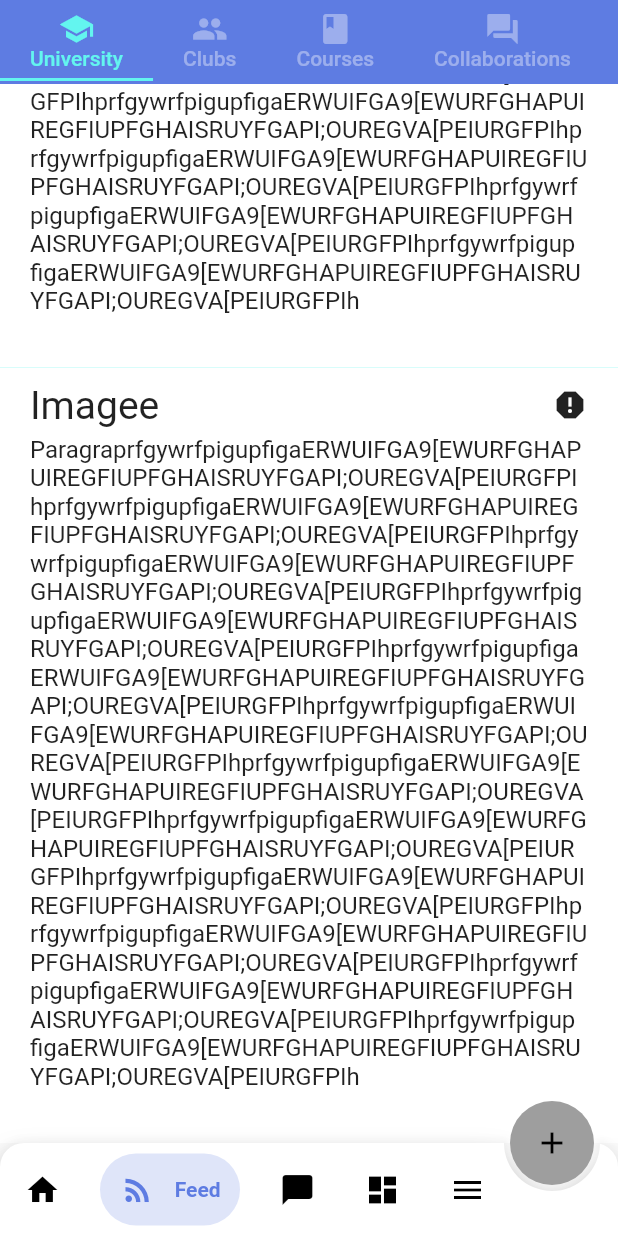
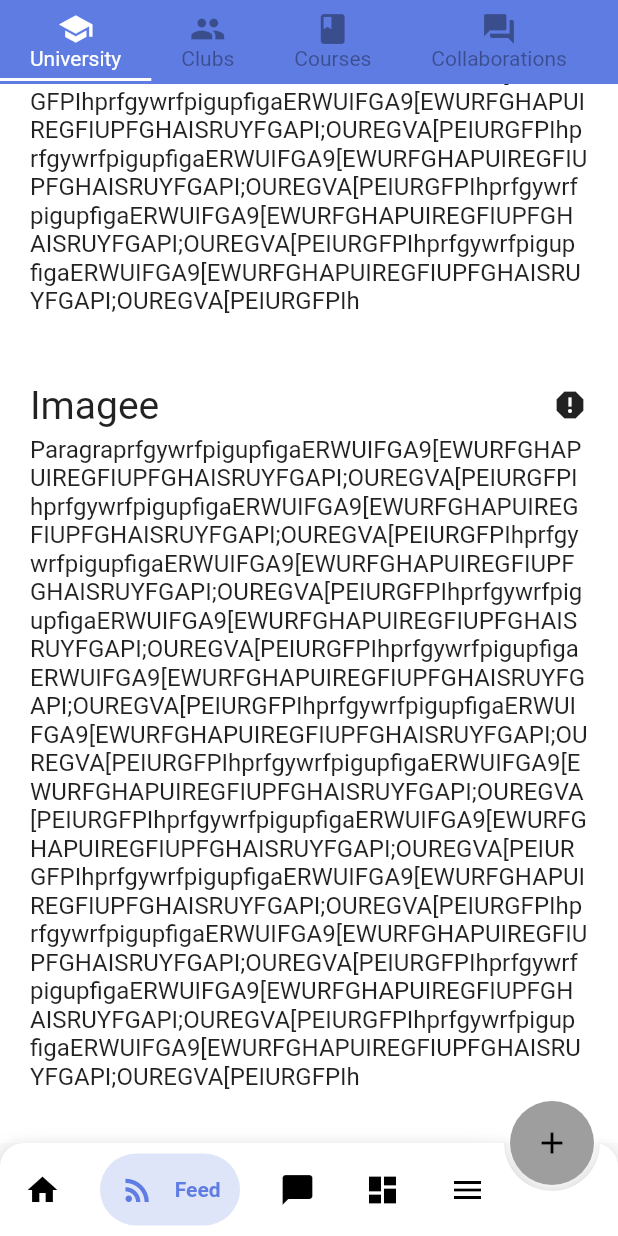
Before and after one commit to Bader-Al/University-Platform, a Flutter app: the screen it shows after launch, item 2 of the bottom bar chosen, on a phone screen of 412 x 824 dp. Run offline on Flutter 3.47's test engine with Material 2 defaults, Android fonts, the phone set to English and light mode, and no system bars; drawn by our look-alikes of bubble_bottom_bar; our stand-ins replace carousel_slider, flutter_swiper; network calls fail.

Commit message:
feed page styling improvements

```diff
--- a/lib/pages/feedPage.dart
+++ b/lib/pages/feedPage.dart
@@ -1,3 +1,5 @@
+import 'dart:math';
+
 import 'package:flutter/material.dart';
 import 'package:psu_platform/constants.dart';
 
@@ -34,11 +36,11 @@ class FeedPage extends StatelessWidget {
       child: DefaultTabController(
         length: tabs.length,
         child: Scaffold(
-          backgroundColor: Theme.of(context).accentColor,
+         // backgroundColor: Theme.of(context).primaryColor,
           appBar: AppBar(
             elevation: 0,
             titleSpacing: 0.0,
-
+            backgroundColor: Theme.of(context).appBarTheme.color,
             title: Column( // Tha Appbar is just wrapped in a column cz somehow tht automatically pads that mainaxis Start. Column could be removed but the top will be touched (Appbar edge top screen)
               mainAxisAlignment: MainAxisAlignment.end,
               children: <Widget>[
@@ -46,12 +48,13 @@ class FeedPage extends StatelessWidget {
                   isScrollable: true,
                   tabs: tabTitles,
                   labelStyle: TextStyle(
-                    fontWeight: FontWeight.w500,
+                    fontWeight: FontWeight.w400,
                   ),
-                  unselectedLabelColor: Colors.white38,
-                  labelColor: Theme.of(context).accentColor,
+                  unselectedLabelColor: Colors.black38,
+                  labelColor: Colors.white,
                   labelPadding:
                       EdgeInsets.only(top: 5, bottom: 5, left: 20, right: 20),
+                      indicatorColor: Colors.white,
 
                 ),
               ],
```
